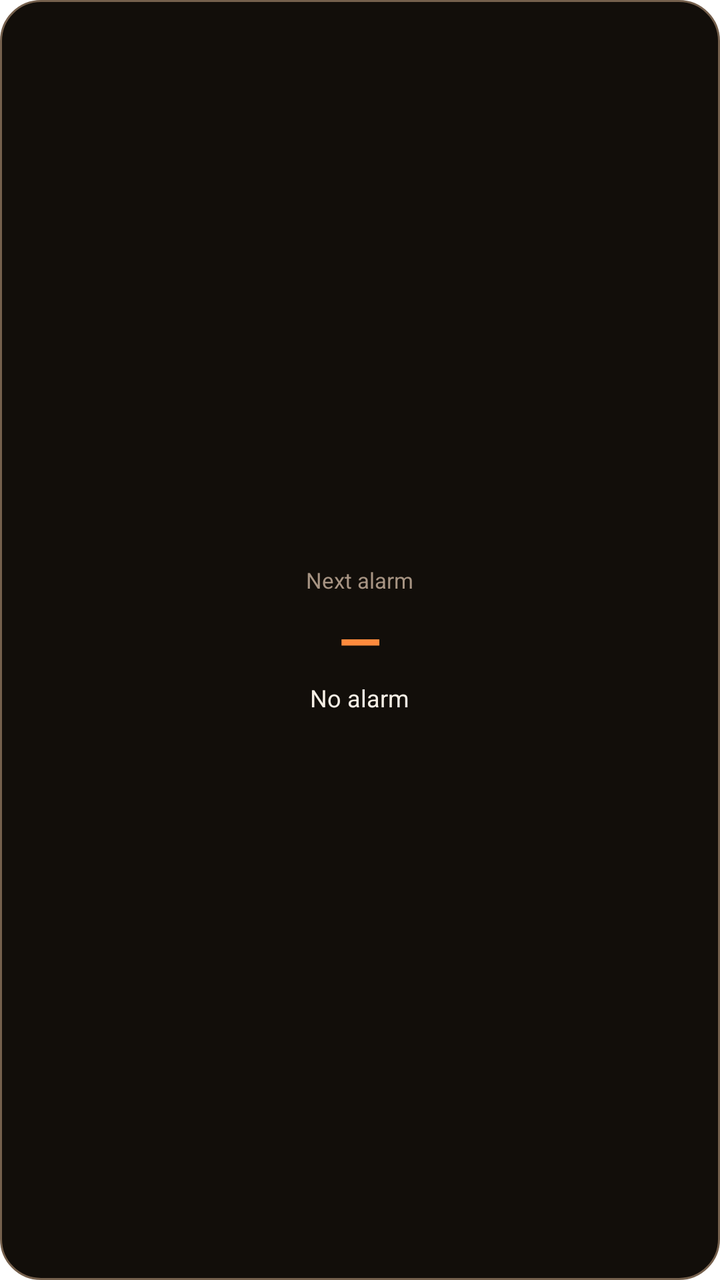
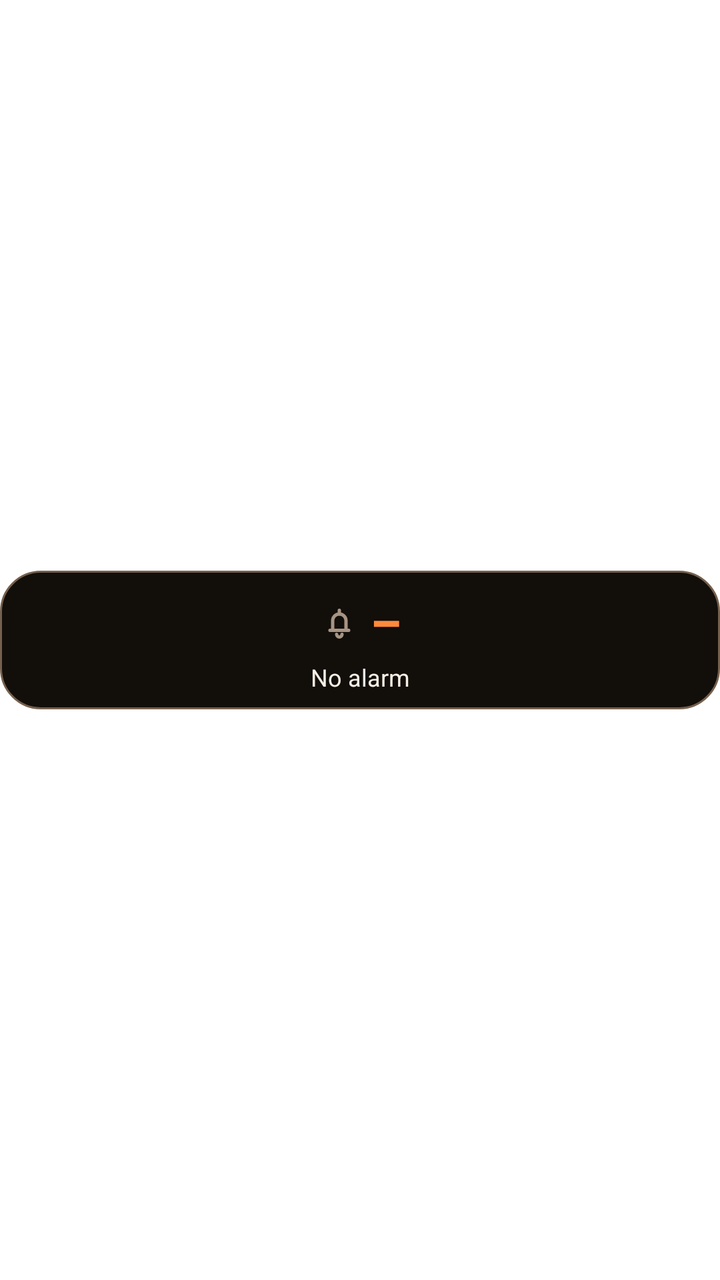

An Android layout rendered at two revisions. The XML below is the earlier revision; the diff shows what the commit changed to produce the second picture.
<!-- AndroidManifest.xml: fallback theme Theme.MaterialComponents.DayNight.NoActionBar -->
<!-- res/layout/odak_alarm_widget.xml -->
<?xml version="1.0" encoding="utf-8"?>

<LinearLayout xmlns:android="http://schemas.android.com/apk/res/android"
    android:layout_width="match_parent"
    android:layout_height="match_parent"
    android:background="@drawable/widget_card_bg"
    android:gravity="center"
    android:orientation="vertical"
    android:padding="12dp">

    <TextView
        android:layout_width="wrap_content"
        android:layout_height="wrap_content"
        android:text="@string/widget_next_alarm"
        android:textColor="@color/widget_design_ink_muted"
        android:textSize="11sp" />

    <TextView
        android:id="@+id/alarm_widget_time"
        android:layout_width="wrap_content"
        android:layout_height="wrap_content"
        android:layout_marginTop="4dp"
        android:text="@string/widget_em_dash"
        android:textColor="@color/widget_design_accent"
        android:textSize="28sp"
        android:textStyle="bold" />

    <TextView
        android:id="@+id/alarm_widget_label"
        android:layout_width="wrap_content"
        android:layout_height="wrap_content"
        android:layout_marginTop="2dp"
        android:ellipsize="end"
        android:maxLines="1"
        android:text="@string/widget_no_alarm"
        android:textColor="@color/widget_design_ink"
        android:textSize="12sp" />
</LinearLayout>
<!-- resources referenced by this layout -->
<resources>
  <color name="widget_design_accent">@color/widget_ember_flame</color>
  <color name="widget_design_ink">@color/widget_ember_ink</color>
  <color name="widget_design_ink_muted">@color/widget_ember_ink_dim</color>
  <!-- drawable widget_card_bg (drawable) -->
  <?xml version="1.0" encoding="utf-8"?>
  <shape xmlns:android="http://schemas.android.com/apk/res/android"
      android:shape="rectangle">
      <solid android:color="@color/widget_design_surface" />
      <stroke
          android:width="1dp"
          android:color="@color/widget_design_outline" />
      <corners android:radius="@dimen/widget_design_corner" />
  </shape>
  <string name="widget_em_dash">—</string>
  <string name="widget_next_alarm">Next alarm</string>
  <string name="widget_no_alarm">No alarm</string>
  <color name="widget_ember_flame">#FF8A3D</color>
  <color name="widget_ember_ink">#F6EFE6</color>
  <color name="widget_ember_ink_dim">#A79483</color>
  <color name="widget_design_surface">@color/widget_ember_night</color>
  <color name="widget_design_outline">@color/widget_ember_ash</color>
  <dimen name="widget_design_corner">20dp</dimen>
  <color name="widget_ember_night">#120E0A</color>
  <color name="widget_ember_ash">#75604D</color>
</resources>

<!-- the commit's change to res/layout/odak_alarm_widget.xml (unified diff, before → after) -->
@@ -1,38 +1,83 @@
 <?xml version="1.0" encoding="utf-8"?>
-
 <LinearLayout xmlns:android="http://schemas.android.com/apk/res/android"
+    android:id="@+id/alarm_widget_root"
     android:layout_width="match_parent"
     android:layout_height="match_parent"
-    android:background="@drawable/widget_card_bg"
-    android:gravity="center"
-    android:orientation="vertical"
-    android:padding="12dp">
+    android:contentDescription="@string/widget_next_alarm"
+    android:gravity="center_vertical"
+    android:orientation="vertical">
 
-    <TextView
-        android:layout_width="wrap_content"
+    <LinearLayout
+        android:id="@+id/alarm_widget_card"
+        android:layout_width="match_parent"
         android:layout_height="wrap_content"
-        android:text="@string/widget_next_alarm"
-        android:textColor="@color/widget_design_ink_muted"
-        android:textSize="11sp" />
+        android:background="@drawable/widget_card_bg"
+        android:orientation="vertical"
+        android:padding="8dp">
 
-    <TextView
-        android:id="@+id/alarm_widget_time"
-        android:layout_width="wrap_content"
-        android:layout_height="wrap_content"
-        android:layout_marginTop="4dp"
-        android:text="@string/widget_em_dash"
-        android:textColor="@color/widget_design_accent"
-        android:textSize="28sp"
-        android:textStyle="bold" />
+        
+        <TextView
+            android:id="@+id/alarm_widget_caption"
+            android:layout_width="match_parent"
+            android:layout_height="wrap_content"
+            android:ellipsize="end"
+            android:maxLines="1"
+            android:text="@string/widget_next_alarm"
+            android:textColor="@color/widget_ember_ink_dim"
+            android:textSize="11sp"
+            android:textStyle="bold"
+            android:visibility="gone" />
 
-    <TextView
-        android:id="@+id/alarm_widget_label"
-        android:layout_width="wrap_content"
-        android:layout_height="wrap_content"
-        android:layout_marginTop="2dp"
-        android:ellipsize="end"
-        android:maxLines="1"
-        android:text="@string/widget_no_alarm"
-        android:textColor="@color/widget_design_ink"
-        android:textSize="12sp" />
+        
+        <ImageView
+            android:id="@+id/alarm_widget_divider"
+            android:layout_width="match_parent"
+            android:layout_height="@dimen/widget_design_divider"
+            android:layout_marginTop="3dp"
+            android:background="@drawable/widget_divider"
+            android:contentDescription="@null"
+            android:visibility="gone" />
+
+        <LinearLayout
+            android:id="@+id/alarm_widget_core"
+            android:layout_width="match_parent"
+            android:layout_height="wrap_content"
+            android:gravity="center_vertical|center_horizontal"
+            android:minHeight="26dp"
+            android:orientation="horizontal">
+
+            <ImageView
+                android:id="@+id/alarm_widget_icon"
+                android:layout_width="20dp"
+                android:layout_height="20dp"
+                android:layout_marginEnd="6dp"
+                android:contentDescription="@null"
+                android:src="@drawable/widget_ic_alarm" />
+
+            <TextView
+                android:id="@+id/alarm_widget_time"
+                android:layout_width="wrap_content"
+                android:layout_height="wrap_content"
+                android:ellipsize="end"
+                android:fontFamily="sans-serif-condensed"
+                android:maxLines="1"
+                android:text="@string/widget_em_dash"
+                android:textColor="@color/widget_ember_flame"
+                android:textScaleX="0.85"
+                android:textSize="26sp"
+                android:textStyle="bold" />
+        </LinearLayout>
+
+        <TextView
+            android:id="@+id/alarm_widget_label"
+            android:layout_width="match_parent"
+            android:layout_height="wrap_content"
+            android:layout_marginTop="2dp"
+            android:ellipsize="end"
+            android:gravity="center_horizontal"
+            android:maxLines="1"
+            android:text="@string/widget_no_alarm"
+            android:textColor="@color/widget_ember_ink"
+            android:textSize="12sp" />
+    </LinearLayout>
 </LinearLayout>
<!-- resource entries referenced after the edit -->
@@ -1,8 +1,5 @@
 <!-- resources referenced by this layout -->
 <resources>
-  <color name="widget_design_accent">@color/widget_ember_flame</color>
-  <color name="widget_design_ink">@color/widget_ember_ink</color>
-  <color name="widget_design_ink_muted">@color/widget_ember_ink_dim</color>
   <!-- drawable widget_card_bg (drawable) -->
   <?xml version="1.0" encoding="utf-8"?>
   <shape xmlns:android="http://schemas.android.com/apk/res/android"
@@ -13,12 +10,55 @@
           android:color="@color/widget_design_outline" />
       <corners android:radius="@dimen/widget_design_corner" />
   </shape>
+  <!-- drawable widget_divider (drawable) -->
+  <?xml version="1.0" encoding="utf-8"?>
+  <shape xmlns:android="http://schemas.android.com/apk/res/android"
+      android:shape="rectangle">
+      <solid android:color="@color/widget_ember_ash" />
+  </shape>
+  <!-- drawable widget_ic_alarm (drawable) -->
+  <?xml version="1.0" encoding="utf-8"?>
+  <vector xmlns:android="http://schemas.android.com/apk/res/android"
+      android:width="24dp"
+      android:height="24dp"
+      android:viewportWidth="24"
+      android:viewportHeight="24">
+      <path
+          android:fillColor="@android:color/transparent"
+          android:pathData="M8,17.4 L8,11.6 A4,4 0 0,1 16,11.6 L16,17.4"
+          android:strokeColor="@color/widget_ember_ink_dim"
+          android:strokeLineCap="round"
+          android:strokeLineJoin="round"
+          android:strokeWidth="2" />
+      <path
+          android:fillColor="@android:color/transparent"
+          android:pathData="M6.4,17.4 L17.6,17.4"
+          android:strokeColor="@color/widget_ember_ink_dim"
+          android:strokeLineCap="round"
+          android:strokeLineJoin="round"
+          android:strokeWidth="2" />
+      <path
+          android:fillColor="@android:color/transparent"
+          android:pathData="M10.4,19.8 A1.6,1.6 0 0,0 13.6,19.8"
+          android:strokeColor="@color/widget_ember_ink_dim"
+          android:strokeLineCap="round"
+          android:strokeLineJoin="round"
+          android:strokeWidth="2" />
+      <path
+          android:fillColor="@android:color/transparent"
+          android:pathData="M12,7.6 L12,5.4"
+          android:strokeColor="@color/widget_ember_ink_dim"
+          android:strokeLineCap="round"
+          android:strokeLineJoin="round"
+          android:strokeWidth="2" />
+  </vector>
   <string name="widget_em_dash">—</string>
   <string name="widget_next_alarm">Next alarm</string>
   <string name="widget_no_alarm">No alarm</string>
   <color name="widget_ember_flame">#FF8A3D</color>
   <color name="widget_ember_ink">#F6EFE6</color>
   <color name="widget_ember_ink_dim">#A79483</color>
+  <dimen name="widget_design_divider">1dp</dimen>
   <color name="widget_design_surface">@color/widget_ember_night</color>
   <color name="widget_design_outline">@color/widget_ember_ash</color>
   <dimen name="widget_design_corner">20dp</dimen>
